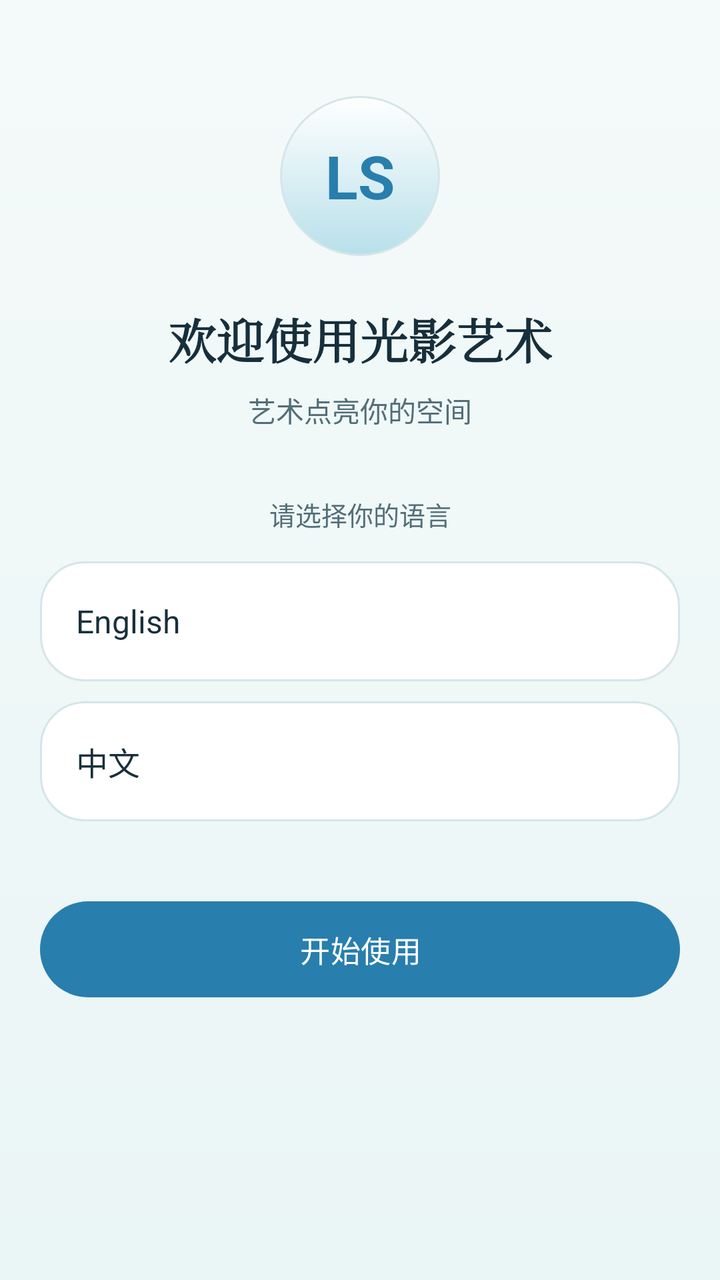
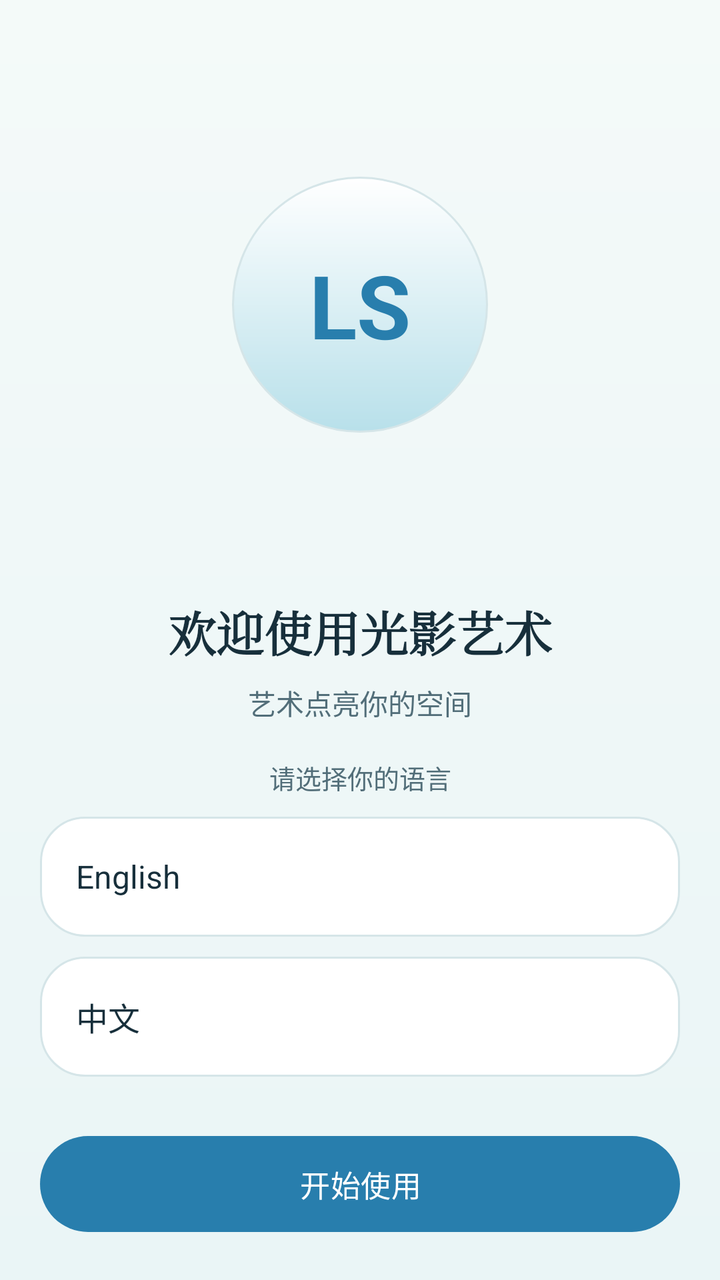

Two renders of the same Android screen: before a commit and after it. Below are the layout's source before the change and the commit's diff.
<!-- AndroidManifest.xml: application theme Theme.LightShadowArtPhone -->
<!-- res/layout/activity_welcome.xml -->
<?xml version="1.0" encoding="utf-8"?>
<ScrollView xmlns:android="http://schemas.android.com/apk/res/android"
    xmlns:app="http://schemas.android.com/apk/res-auto"
    android:layout_width="match_parent"
    android:layout_height="match_parent"
    android:background="@drawable/bg_app_gradient"
    android:fillViewport="true">

    <LinearLayout
        android:layout_width="match_parent"
        android:layout_height="wrap_content"
        android:gravity="center_horizontal"
        android:orientation="vertical"
        android:paddingStart="@dimen/page_horizontal_padding"
        android:paddingTop="48dp"
        android:paddingEnd="@dimen/page_horizontal_padding"
        android:paddingBottom="@dimen/page_vertical_padding">

        
        <TextView
            android:id="@+id/tv_welcome_logo"
            android:layout_width="80dp"
            android:layout_height="80dp"
            android:background="@drawable/bg_logo_disc"
            android:gravity="center"
            android:text="@string/welcome_logo_mark"
            android:textColor="@color/primary_blue"
            android:textSize="30sp"
            android:textStyle="bold" />

        <TextView
            android:id="@+id/tv_welcome_title"
            style="@style/Text.TitleLarge"
            android:layout_width="match_parent"
            android:layout_height="wrap_content"
            android:layout_marginTop="@dimen/page_vertical_padding"
            android:fontFamily="serif"
            android:gravity="center"
            android:text="@string/welcome_title" />

        <TextView
            android:id="@+id/tv_welcome_subtitle"
            style="@style/Text.Body"
            android:layout_width="match_parent"
            android:layout_height="wrap_content"
            android:layout_marginTop="8dp"
            android:gravity="center"
            android:text="@string/welcome_subtitle"
            android:textColor="@color/text_secondary" />

        <TextView
            style="@style/Text.Hint"
            android:layout_width="match_parent"
            android:layout_height="wrap_content"
            android:layout_marginTop="32dp"
            android:gravity="center"
            android:text="@string/welcome_choose_language" />

        <LinearLayout
            android:id="@+id/card_language_en"
            android:layout_width="match_parent"
            android:layout_height="wrap_content"
            android:layout_marginTop="@dimen/section_gap"
            android:background="@drawable/bg_card_outline"
            android:clickable="true"
            android:contentDescription="@string/language_en"
            android:focusable="true"
            android:gravity="center_vertical"
            android:minHeight="60dp"
            android:orientation="horizontal"
            android:paddingStart="@dimen/card_padding"
            android:paddingEnd="@dimen/card_padding">

            <TextView
                android:id="@+id/tv_language_en"
                style="@style/Text.RowTitle"
                android:layout_width="0dp"
                android:layout_height="wrap_content"
                android:layout_weight="1"
                android:importantForAccessibility="no"
                android:text="@string/language_en" />

            <ImageView
                android:id="@+id/iv_language_en_check"
                android:layout_width="22dp"
                android:layout_height="22dp"
                android:contentDescription="@null"
                android:importantForAccessibility="no"
                android:src="@drawable/ic_check_circle"
                android:visibility="invisible"
                app:tint="@color/primary_blue" />
        </LinearLayout>

        <LinearLayout
            android:id="@+id/card_language_zh"
            android:layout_width="match_parent"
            android:layout_height="wrap_content"
            android:layout_marginTop="@dimen/item_gap"
            android:background="@drawable/bg_card_outline"
            android:clickable="true"
            android:contentDescription="@string/language_zh"
            android:focusable="true"
            android:gravity="center_vertical"
            android:minHeight="60dp"
            android:orientation="horizontal"
            android:paddingStart="@dimen/card_padding"
            android:paddingEnd="@dimen/card_padding">

            <TextView
                android:id="@+id/tv_language_zh"
                style="@style/Text.RowTitle"
                android:layout_width="0dp"
                android:layout_height="wrap_content"
                android:layout_weight="1"
                android:importantForAccessibility="no"
                android:text="@string/language_zh" />

            <ImageView
                android:id="@+id/iv_language_zh_check"
                android:layout_width="22dp"
                android:layout_height="22dp"
                android:contentDescription="@null"
                android:importantForAccessibility="no"
                android:src="@drawable/ic_check_circle"
                android:visibility="invisible"
                app:tint="@color/primary_blue" />
        </LinearLayout>

        <com.google.android.material.button.MaterialButton
            android:id="@+id/btn_welcome_start"
            style="@style/PillButton"
            android:layout_width="match_parent"
            android:layout_height="wrap_content"
            android:layout_marginTop="40dp"
            android:text="@string/welcome_get_started" />
    </LinearLayout>
</ScrollView>
<!-- resources referenced by this layout -->
<resources>
  <color name="primary_blue">#287EAD</color>
  <color name="text_secondary">#526E79</color>
  <dimen name="card_padding">18dp</dimen>
  <dimen name="item_gap">10dp</dimen>
  <dimen name="page_horizontal_padding">20dp</dimen>
  <dimen name="page_vertical_padding">24dp</dimen>
  <dimen name="section_gap">14dp</dimen>
  <!-- drawable bg_app_gradient (drawable) -->
  <?xml version="1.0" encoding="utf-8"?>
  <shape xmlns:android="http://schemas.android.com/apk/res/android"
      android:shape="rectangle">
      <gradient
          android:angle="270"
          android:endColor="@color/app_bg"
          android:startColor="@color/app_bg_top"
          android:type="linear" />
  </shape>
  <!-- drawable bg_card_outline (drawable) -->
  <?xml version="1.0" encoding="utf-8"?>
  <shape xmlns:android="http://schemas.android.com/apk/res/android"
      android:shape="rectangle">
      <solid android:color="@color/card_bg" />
      <stroke
          android:width="@dimen/divider_width"
          android:color="@color/divider_stroke" />
      <corners android:radius="@dimen/corner_large" />
  </shape>
  <string name="language_en">English</string>
  <string name="language_zh">中文</string>
  <string name="welcome_choose_language">请选择你的语言</string>
  <string name="welcome_get_started">开始使用</string>
  <string name="welcome_logo_mark">LS</string>
  <string name="welcome_subtitle">艺术点亮你的空间</string>
  <string name="welcome_title">欢迎使用光影艺术</string>
  <style name="PillButton" parent="Widget.Material3.Button">
          <item name="android:minHeight">@dimen/touch_min_height</item>
          <item name="android:insetTop">0dp</item>
          <item name="android:insetBottom">0dp</item>
          <item name="android:textSize">@dimen/text_button</item>
          <item name="android:textAllCaps">false</item>
          <item name="android:letterSpacing">0.01</item>
          <item name="cornerRadius">@dimen/corner_pill</item>
          <item name="backgroundTint">@color/primary_blue</item>
          <item name="android:textColor">@color/on_primary</item>
      </style>
  <style name="Text.Body" parent="">
          <item name="android:textColor">@color/text_primary</item>
          <item name="android:textSize">@dimen/text_body</item>
          <item name="android:lineSpacingMultiplier">1.15</item>
      </style>
  <style name="Text.Hint" parent="">
          <item name="android:textColor">@color/text_secondary</item>
          <item name="android:textSize">@dimen/text_hint</item>
      </style>
  <style name="Text.RowTitle" parent="">
          <item name="android:textColor">@color/text_primary</item>
          <item name="android:textSize">@dimen/text_row_title</item>
      </style>
  <style name="Text.TitleLarge" parent="">
          <item name="android:textColor">@color/text_primary</item>
          <item name="android:textSize">@dimen/text_title_large</item>
          <item name="android:textStyle">bold</item>
      </style>
  <color name="app_bg">#EAF5F6</color>
  <color name="app_bg_top">#F4FAF9</color>
  <color name="card_bg">#FFFFFF</color>
  <dimen name="divider_width">1dp</dimen>
  <color name="divider_stroke">#D5E5E8</color>
  <dimen name="corner_large">22dp</dimen>
  <color name="accent_sky">#B8E0EA</color>
  <color name="text_primary">#172F3B</color>
  <dimen name="touch_min_height">48dp</dimen>
  <dimen name="text_button">15sp</dimen>
  <dimen name="corner_pill">28dp</dimen>
  <color name="on_primary">#FFFFFF</color>
  <dimen name="text_body">14sp</dimen>
  <dimen name="text_hint">13sp</dimen>
  <dimen name="text_row_title">16sp</dimen>
  <dimen name="text_title_large">24sp</dimen>
  <color name="accent_teal">#64B8BD</color>
  <color name="card_tint">#F7FBFA</color>
  <color name="status_destructive">#C85C5C</color>
  <!-- unchanged entries left out for length: 3 -->
</resources>

<!-- the commit's change to res/layout/activity_welcome.xml (unified diff, before → after) -->
@@ -1,137 +1,165 @@
 <?xml version="1.0" encoding="utf-8"?>
-<ScrollView xmlns:android="http://schemas.android.com/apk/res/android"
+<LinearLayout xmlns:android="http://schemas.android.com/apk/res/android"
     xmlns:app="http://schemas.android.com/apk/res-auto"
     android:layout_width="match_parent"
     android:layout_height="match_parent"
     android:background="@drawable/bg_app_gradient"
-    android:fillViewport="true">
+    android:orientation="vertical">
 
-    <LinearLayout
+    <ScrollView
         android:layout_width="match_parent"
-        android:layout_height="wrap_content"
-        android:gravity="center_horizontal"
-        android:orientation="vertical"
-        android:paddingStart="@dimen/page_horizontal_padding"
-        android:paddingTop="48dp"
-        android:paddingEnd="@dimen/page_horizontal_padding"
-        android:paddingBottom="@dimen/page_vertical_padding">
+        android:layout_height="0dp"
+        android:layout_weight="1"
+        android:clipToPadding="false"
+        android:fillViewport="true">
 
-        
-        <TextView
-            android:id="@+id/tv_welcome_logo"
-            android:layout_width="80dp"
-            android:layout_height="80dp"
-            android:background="@drawable/bg_logo_disc"
-            android:gravity="center"
-            android:text="@string/welcome_logo_mark"
-            android:textColor="@color/primary_blue"
-            android:textSize="30sp"
-            android:textStyle="bold" />
-
-        <TextView
-            android:id="@+id/tv_welcome_title"
-            style="@style/Text.TitleLarge"
+        <LinearLayout
             android:layout_width="match_parent"
             android:layout_height="wrap_content"
-            android:layout_marginTop="@dimen/page_vertical_padding"
-            android:fontFamily="serif"
-            android:gravity="center"
-            android:text="@string/welcome_title" />
+            android:orientation="vertical"
+            android:paddingStart="@dimen/page_horizontal_padding"
+            android:paddingTop="@dimen/page_vertical_padding"
+            android:paddingEnd="@dimen/page_horizontal_padding"
+            android:paddingBottom="@dimen/page_vertical_padding">
 
-        <TextView
-            android:id="@+id/tv_welcome_subtitle"
-            style="@style/Text.Body"
-            android:layout_width="match_parent"
-            android:layout_height="wrap_content"
-            android:layout_marginTop="8dp"
-            android:gravity="center"
-            android:text="@string/welcome_subtitle"
-            android:textColor="@color/text_secondary" />
+            
+            <Space
+                android:layout_width="match_parent"
+                android:layout_height="0dp"
+                android:layout_weight="1.1" />
 
-        <TextView
-            style="@style/Text.Hint"
-            android:layout_width="match_parent"
-            android:layout_height="wrap_content"
-            android:layout_marginTop="32dp"
-            android:gravity="center"
-            android:text="@string/welcome_choose_language" />
+            
+            <TextView
+                android:id="@+id/tv_welcome_logo"
+                android:layout_width="128dp"
+                android:layout_height="128dp"
+                android:layout_gravity="center_horizontal"
+                android:background="@drawable/bg_logo_disc"
+                android:gravity="center"
+                android:text="@string/welcome_logo_mark"
+                android:textColor="@color/primary_blue"
+                android:textSize="44sp"
+                android:textStyle="bold" />
 
-        <LinearLayout
-            android:id="@+id/card_language_en"
-            android:layout_width="match_parent"
-            android:layout_height="wrap_content"
-            android:layout_marginTop="@dimen/section_gap"
-            android:background="@drawable/bg_card_outline"
-            android:clickable="true"
-            android:contentDescription="@string/language_en"
-            android:focusable="true"
-            android:gravity="center_vertical"
-            android:minHeight="60dp"
-            android:orientation="horizontal"
-            android:paddingStart="@dimen/card_padding"
-            android:paddingEnd="@dimen/card_padding">
+            
+            <Space
+                android:layout_width="match_parent"
+                android:layout_height="0dp"
+                android:layout_weight="1.4" />
 
             <TextView
-                android:id="@+id/tv_language_en"
-                style="@style/Text.RowTitle"
-                android:layout_width="0dp"
+                android:id="@+id/tv_welcome_title"
+                style="@style/Text.TitleLarge"
+                android:layout_width="match_parent"
                 android:layout_height="wrap_content"
-                android:layout_weight="1"
-                android:importantForAccessibility="no"
-                android:text="@string/language_en" />
-
-            <ImageView
-                android:id="@+id/iv_language_en_check"
-                android:layout_width="22dp"
-                android:layout_height="22dp"
-                android:contentDescription="@null"
-                android:importantForAccessibility="no"
-                android:src="@drawable/ic_check_circle"
-                android:visibility="invisible"
-                app:tint="@color/primary_blue" />
-        </LinearLayout>
-
-        <LinearLayout
-            android:id="@+id/card_language_zh"
-            android:layout_width="match_parent"
-            android:layout_height="wrap_content"
-            android:layout_marginTop="@dimen/item_gap"
-            android:background="@drawable/bg_card_outline"
-            android:clickable="true"
-            android:contentDescription="@string/language_zh"
-            android:focusable="true"
-            android:gravity="center_vertical"
-            android:minHeight="60dp"
-            android:orientation="horizontal"
-            android:paddingStart="@dimen/card_padding"
-            android:paddingEnd="@dimen/card_padding">
+                android:fontFamily="serif"
+                android:gravity="center"
+                android:text="@string/welcome_title" />
 
             <TextView
-                android:id="@+id/tv_language_zh"
-                style="@style/Text.RowTitle"
-                android:layout_width="0dp"
+                android:id="@+id/tv_welcome_subtitle"
+                style="@style/Text.Body"
+                android:layout_width="match_parent"
                 android:layout_height="wrap_content"
-                android:layout_weight="1"
-                android:importantForAccessibility="no"
-                android:text="@string/language_zh" />
+                android:layout_marginTop="8dp"
+                android:gravity="center"
+                android:text="@string/welcome_subtitle"
+                android:textColor="@color/text_secondary" />
 
-            <ImageView
-                android:id="@+id/iv_language_zh_check"
-                android:layout_width="22dp"
-                android:layout_height="22dp"
-                android:contentDescription="@null"
-                android:importantForAccessibility="no"
-                android:src="@drawable/ic_check_circle"
-                android:visibility="invisible"
-                app:tint="@color/primary_blue" />
+            <Space
+                android:layout_width="match_parent"
+                android:layout_height="0dp"
+                android:layout_weight="0.3" />
+
+            
+            <TextView
+                style="@style/Text.Hint"
+                android:layout_width="match_parent"
+                android:layout_height="wrap_content"
+                android:layout_marginBottom="@dimen/item_gap"
+                android:gravity="center"
+                android:text="@string/welcome_choose_language" />
+
+            <LinearLayout
+                android:id="@+id/card_language_en"
+                android:layout_width="match_parent"
+                android:layout_height="wrap_content"
+                android:background="@drawable/bg_card_outline"
+                android:clickable="true"
+                android:contentDescription="@string/language_en"
+                android:focusable="true"
+                android:gravity="center_vertical"
+                android:minHeight="60dp"
+                android:orientation="horizontal"
+                android:paddingStart="@dimen/card_padding"
+                android:paddingEnd="@dimen/card_padding">
+
+                <TextView
+                    android:id="@+id/tv_language_en"
+                    style="@style/Text.RowTitle"
+                    android:layout_width="0dp"
+                    android:layout_height="wrap_content"
+                    android:layout_weight="1"
+                    android:importantForAccessibility="no"
+                    android:text="@string/language_en" />
+
+                <ImageView
+                    android:id="@+id/iv_language_en_check"
+                    android:layout_width="22dp"
+                    android:layout_height="22dp"
+                    android:contentDescription="@null"
+                    android:importantForAccessibility="no"
+                    android:src="@drawable/ic_check_circle"
+                    android:visibility="invisible"
+                    app:tint="@color/primary_blue" />
+            </LinearLayout>
+
+            <LinearLayout
+                android:id="@+id/card_language_zh"
+                android:layout_width="match_parent"
+                android:layout_height="wrap_content"
+                android:layout_marginTop="@dimen/item_gap"
+                android:background="@drawable/bg_card_outline"
+                android:clickable="true"
+                android:contentDescription="@string/language_zh"
+                android:focusable="true"
+                android:gravity="center_vertical"
+                android:minHeight="60dp"
+                android:orientation="horizontal"
+                android:paddingStart="@dimen/card_padding"
+                android:paddingEnd="@dimen/card_padding">
+
+                <TextView
+                    android:id="@+id/tv_language_zh"
+                    style="@style/Text.RowTitle"
+                    android:layout_width="0dp"
+                    android:layout_height="wrap_content"
+                    android:layout_weight="1"
+                    android:importantForAccessibility="no"
+                    android:text="@string/language_zh" />
+
+                <ImageView
+                    android:id="@+id/iv_language_zh_check"
+                    android:layout_width="22dp"
+                    android:layout_height="22dp"
+                    android:contentDescription="@null"
+                    android:importantForAccessibility="no"
+                    android:src="@drawable/ic_check_circle"
+                    android:visibility="invisible"
+                    app:tint="@color/primary_blue" />
+            </LinearLayout>
+
+            <Space
+                android:layout_width="match_parent"
+                android:layout_height="0dp"
+                android:layout_weight="0.5" />
+
+            <com.google.android.material.button.MaterialButton
+                android:id="@+id/btn_welcome_start"
+                style="@style/PillButton"
+                android:layout_width="match_parent"
+                android:layout_height="wrap_content"
+                android:text="@string/welcome_get_started" />
         </LinearLayout>
-
-        <com.google.android.material.button.MaterialButton
-            android:id="@+id/btn_welcome_start"
-            style="@style/PillButton"
-            android:layout_width="match_parent"
-            android:layout_height="wrap_content"
-            android:layout_marginTop="40dp"
-            android:text="@string/welcome_get_started" />
-    </LinearLayout>
-</ScrollView>
+    </ScrollView>
+</LinearLayout>
<!-- resource entries referenced after the edit -->
@@ -6,7 +6,6 @@
   <dimen name="item_gap">10dp</dimen>
   <dimen name="page_horizontal_padding">20dp</dimen>
   <dimen name="page_vertical_padding">24dp</dimen>
-  <dimen name="section_gap">14dp</dimen>
   <!-- drawable bg_app_gradient (drawable) -->
   <?xml version="1.0" encoding="utf-8"?>
   <shape xmlns:android="http://schemas.android.com/apk/res/android"
@@ -42,8 +41,8 @@
           <item name="android:textAllCaps">false</item>
           <item name="android:letterSpacing">0.01</item>
           <item name="cornerRadius">@dimen/corner_pill</item>
-          <item name="backgroundTint">@color/primary_blue</item>
-          <item name="android:textColor">@color/on_primary</item>
+          <item name="backgroundTint">@color/btn_pill_tint</item>
+          <item name="android:textColor">@color/btn_pill_label</item>
       </style>
   <style name="Text.Body" parent="">
           <item name="android:textColor">@color/text_primary</item>
